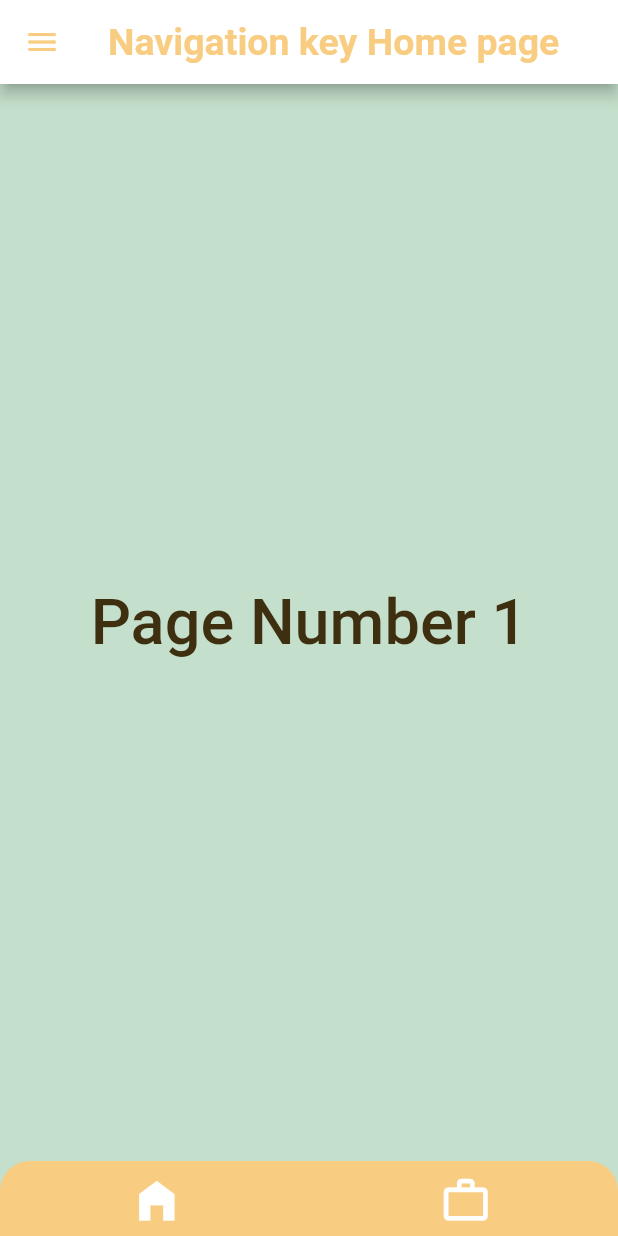
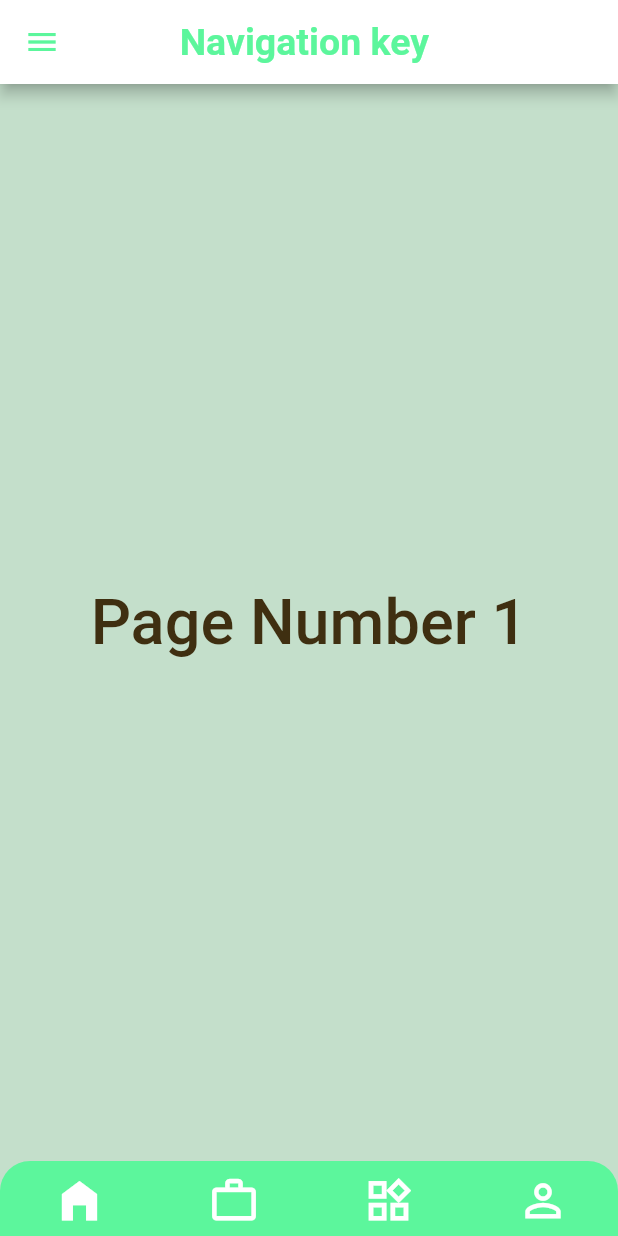
Before and after one commit to TejasP07/Navigation_Bar, a Flutter app: the screen it shows after launch, on a phone screen of 412 x 824 dp. Run offline on Flutter 3.47's test engine with Material 2 defaults, Android fonts, the phone set to English and light mode, and no system bars.

Commit message:
Update main.dart

```diff
--- a/lib/main.dart
+++ b/lib/main.dart
@@ -13,7 +13,7 @@ class MyApp extends StatelessWidget {
     return MaterialApp(
       title: 'Bottom Navigation Bar Demo',
       theme: ThemeData(
-        primaryColor: Color.fromARGB(255, 248, 205, 130),
+        primaryColor: Color.fromARGB(255, 92, 246, 156),
         splashColor: Colors.transparent,
         highlightColor: Colors.transparent,
         hoverColor: Colors.transparent,
@@ -37,6 +37,8 @@ class _HomePageState extends State<HomePage> {
   final pages = [
     const Page1(),
     const Page2(),
+    const Page3(),
+    const Page4(),
   ];
 
   @override
@@ -49,7 +51,7 @@ class _HomePageState extends State<HomePage> {
           color: Theme.of(context).primaryColor,
         ),
         title: Text(
-          "Navigation key Home page",
+          "Navigation key ",
           style: TextStyle(
             color: Theme.of(context).primaryColor,
             fontSize: 25,
@@ -115,6 +117,44 @@ class _HomePageState extends State<HomePage> {
                     size: 35,
                   ),
           ),
+          IconButton(
+            enableFeedback: false,
+            onPressed: () {
+              setState(() {
+                pageIndex = 2;
+              });
+            },
+            icon: pageIndex == 2
+                ? const Icon(
+                    Icons.widgets_rounded,
+                    color: Colors.white,
+                    size: 35,
+                  )
+                : const Icon(
+                    Icons.widgets_outlined,
+                    color: Colors.white,
+                    size: 35,
+                  ),
+          ),
+          IconButton(
+            enableFeedback: false,
+            onPressed: () {
+              setState(() {
+                pageIndex = 3;
+              });
+            },
+            icon: pageIndex == 3
+                ? const Icon(
+                    Icons.person,
+                    color: Colors.white,
+                    size: 35,
+                  )
+                : const Icon(
+                    Icons.person_outline,
+                    color: Colors.white,
+                    size: 35,
+                  ),
+          ),
         ],
       ),
     );
@@ -162,3 +202,45 @@ class Page2 extends StatelessWidget {
     );
   }
 }
+
+class Page3 extends StatelessWidget {
+  const Page3({Key? key}) : super(key: key);
+
+  @override
+  Widget build(BuildContext context) {
+    return Container(
+      color: const Color(0xffC4DFCB),
+      child: Center(
+        child: Text(
+          "Page Number 3",
+          style: TextStyle(
+            color: Colors.green[900],
+            fontSize: 45,
+            fontWeight: FontWeight.w500,
+          ),
+        ),
+      ),
+    );
+  }
+}
+
+class Page4 extends StatelessWidget {
+  const Page4({Key? key}) : super(key: key);
+
+  @override
+  Widget build(BuildContext context) {
+    return Container(
+      color: const Color(0xffC4DFCB),
+      child: Center(
+        child: Text(
+          "Page Number 4",
+          style: TextStyle(
+            color: Colors.green[900],
+            fontSize: 45,
+            fontWeight: FontWeight.w500,
+          ),
+        ),
+      ),
+    );
+  }
+}
```
